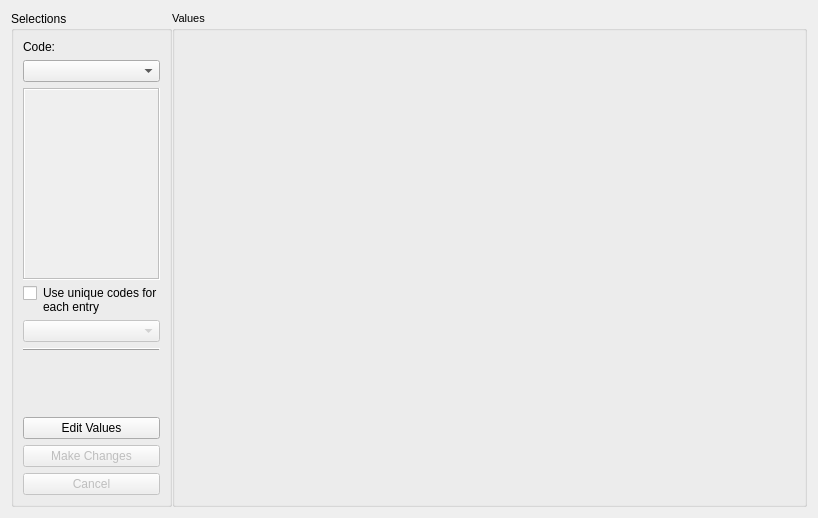
The window that SUEWSPrepare/tabs/template_widget.ui (UMEP-dev/UMEP) describes before a commit, drawn with Qt 5.
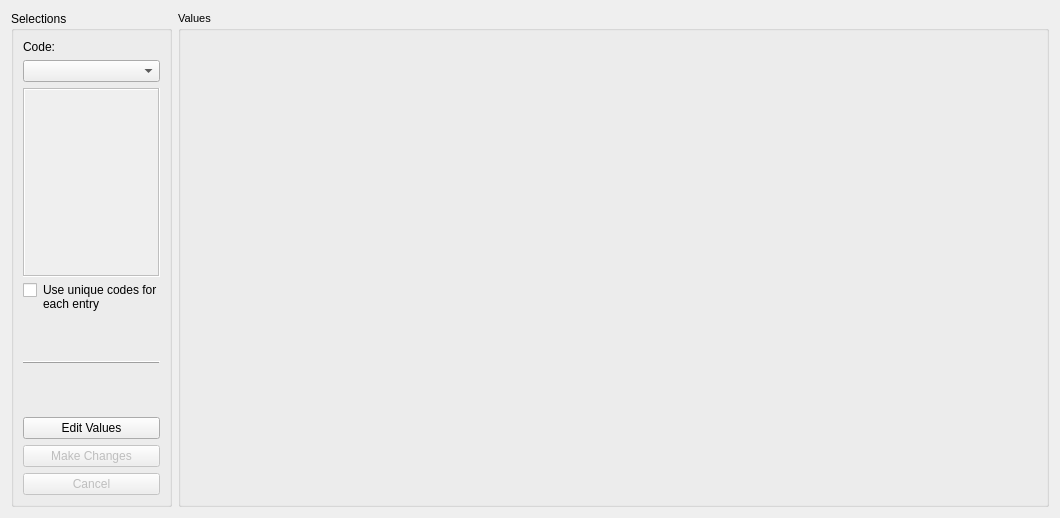
The same window after the commit.

Diff of the .ui file:
```diff
--- a/SUEWSPrepare/tabs/template_widget.ui
+++ b/SUEWSPrepare/tabs/template_widget.ui
@@ -6,18 +6,15 @@
    <rect>
     <x>0</x>
     <y>0</y>
-    <width>818</width>
+    <width>1060</width>
     <height>518</height>
    </rect>
   </property>
   <property name="windowTitle">
    <string>Form</string>
   </property>
-  <layout class="QHBoxLayout" name="horizontalLayout">
-   <property name="spacing">
-    <number>0</number>
-   </property>
-   <item>
+  <layout class="QGridLayout" name="gridLayout_3">
+   <item row="0" column="0">
     <widget class="QGroupBox" name="groupBox">
      <property name="minimumSize">
       <size>
@@ -37,18 +34,18 @@
      <property name="flat">
       <bool>false</bool>
      </property>
-     <layout class="QVBoxLayout" name="verticalLayout_25">
-      <item>
+     <layout class="QGridLayout" name="gridLayout">
+      <item row="0" column="0" colspan="3">
        <widget class="QLabel" name="label">
         <property name="text">
          <string>Code:</string>
         </property>
        </widget>
       </item>
-      <item>
+      <item row="1" column="0" colspan="3">
        <widget class="QComboBox" name="comboBox"/>
       </item>
-      <item>
+      <item row="2" column="0" colspan="3">
        <widget class="QTextBrowser" name="exp_label">
         <property name="enabled">
          <bool>false</bool>
@@ -64,7 +61,7 @@
         </property>
        </widget>
       </item>
-      <item>
+      <item row="3" column="0" colspan="3">
        <layout class="QFormLayout" name="formLayout">
         <property name="fieldGrowthPolicy">
          <enum>QFormLayout::AllNonFixedFieldsGrow</enum>
@@ -86,14 +83,24 @@
         </item>
        </layout>
       </item>
-      <item>
-       <widget class="QComboBox" name="comboBox_uniquecodes">
+      <item row="4" column="2">
+       <widget class="QWidget" name="comboBox_uniquecodes" native="true">
         <property name="enabled">
          <bool>false</bool>
         </property>
+        <property name="minimumSize">
+         <size>
+          <width>100</width>
+          <height>30</height>
+         </size>
+        </property>
+        <property name="layoutDirection">
+         <enum>Qt::LeftToRight</enum>
+        </property>
+        <layout class="QGridLayout" name="gridLayout_17"/>
        </widget>
       </item>
-      <item>
+      <item row="5" column="0" rowspan="2" colspan="3">
        <widget class="Line" name="line">
         <property name="frameShadow">
          <enum>QFrame::Raised</enum>
@@ -103,14 +110,14 @@
         </property>
        </widget>
       </item>
-      <item>
+      <item row="6" column="1">
        <widget class="QLabel" name="Image">
         <property name="text">
          <string/>
         </property>
        </widget>
       </item>
-      <item>
+      <item row="7" column="0" colspan="2">
        <spacer name="verticalSpacer_4">
         <property name="orientation">
          <enum>Qt::Vertical</enum>
@@ -123,14 +130,14 @@
         </property>
        </spacer>
       </item>
-      <item>
+      <item row="8" column="0" colspan="3">
        <widget class="QPushButton" name="editButton">
         <property name="text">
          <string>Edit Values</string>
         </property>
        </widget>
       </item>
-      <item>
+      <item row="9" column="0" colspan="3">
        <widget class="QPushButton" name="changeButton">
         <property name="enabled">
          <bool>false</bool>
@@ -140,7 +147,7 @@
         </property>
        </widget>
       </item>
-      <item>
+      <item row="10" column="0" colspan="3">
        <widget class="QPushButton" name="cancelButton">
         <property name="enabled">
          <bool>false</bool>
@@ -153,7 +160,7 @@
      </layout>
     </widget>
    </item>
-   <item>
+   <item row="0" column="1">
     <layout class="QGridLayout" name="gridLayout_2">
      <item row="0" column="0">
       <widget class="QGroupBox" name="groupBox2">
```
